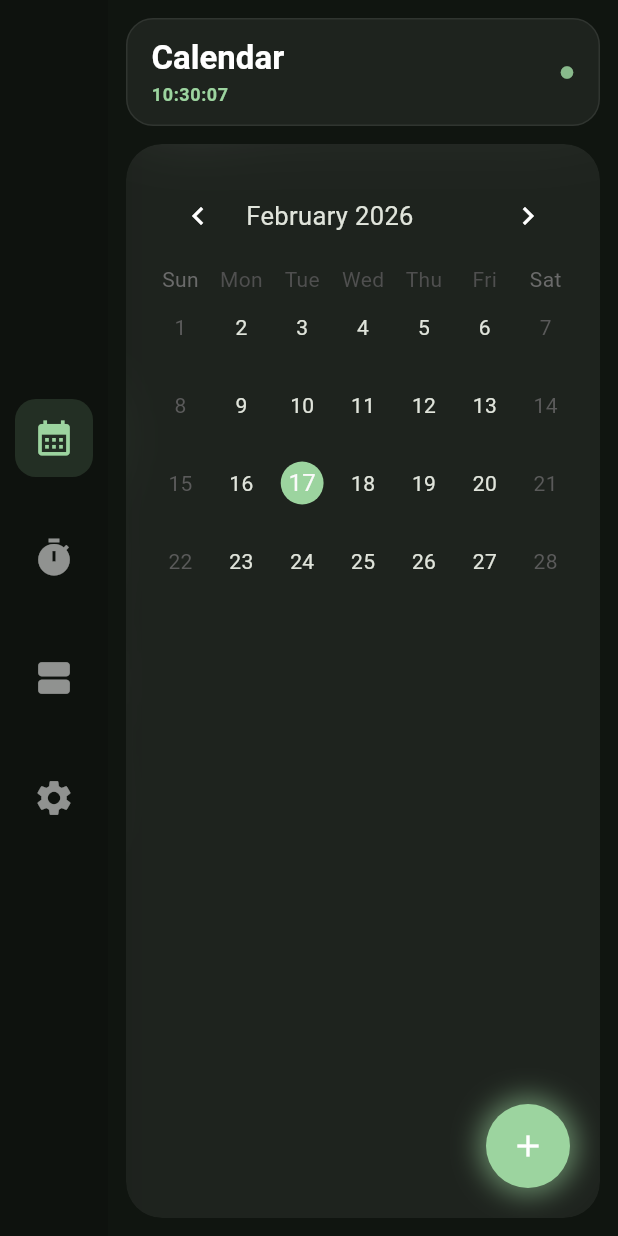
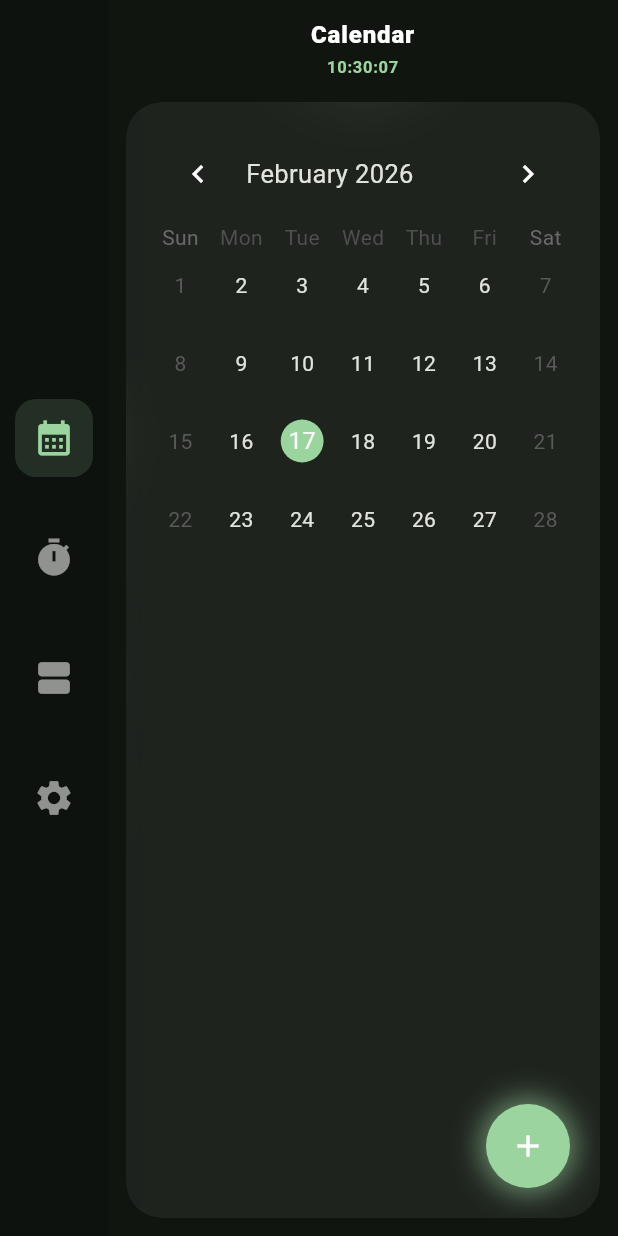
Before and after one commit to arvelyn/nolio, a Flutter app: the screen it shows after launch, on a phone screen of 412 x 824 dp. Run offline on Flutter 3.47's test engine with Material 3 defaults, Android fonts, the phone set to English and light mode, and no system bars; drawn by our look-alikes of flutter_animate, table_calendar; our stand-ins replace sqflite_common_ffi; missing offline and left inert: window_manager; accounts and stored records are empty.

Commit message:
style(shell): center and slim active tab header typography

```diff
--- a/lib/main.dart
+++ b/lib/main.dart
@@ -158,40 +158,36 @@ class _TopBar extends StatelessWidget {
     final timeText =
         '${_two(now.hour)}:${_two(now.minute)}:${_two(now.second)}';
 
-    final bar = Container(
-      margin: const EdgeInsets.fromLTRB(12, 12, 12, 0),
-      padding: const EdgeInsets.symmetric(horizontal: 16, vertical: 12),
-      decoration: BoxDecoration(
-        color: Colors.white.withValues(alpha: 0.06),
-        borderRadius: BorderRadius.circular(18),
-        border: Border.all(color: Colors.white.withValues(alpha: 0.08)),
-      ),
-      child: Row(
-        children: [
-          Column(
-            crossAxisAlignment: CrossAxisAlignment.start,
+    final bar = Padding(
+      padding: const EdgeInsets.fromLTRB(12, 10, 12, 2),
+      child: SizedBox(
+        height: 44,
+        child: Center(
+          child: Column(
+            mainAxisSize: MainAxisSize.min,
             children: [
               Text(
                 title,
-                style: Theme.of(context).textTheme.titleLarge?.copyWith(
-                  fontWeight: FontWeight.w700,
+                textAlign: TextAlign.center,
+                style: Theme.of(context).textTheme.titleMedium?.copyWith(
+                  fontWeight: FontWeight.w800,
+                  letterSpacing: 0.6,
                   color: Colors.white,
                 ),
               ),
-              const SizedBox(height: 2),
+              const SizedBox(height: 1),
               Text(
                 timeText,
-                style: Theme.of(context).textTheme.bodySmall?.copyWith(
+                textAlign: TextAlign.center,
+                style: Theme.of(context).textTheme.labelSmall?.copyWith(
                   color: accent,
                   fontWeight: FontWeight.w600,
-                  letterSpacing: 0.4,
+                  letterSpacing: 0.5,
                 ),
               ),
             ],
           ),
-          const Spacer(),
-          Icon(Icons.circle, size: 10, color: accent.withValues(alpha: 0.85)),
-        ],
+        ),
       ),
     ).animate().fadeIn(duration: 220.ms).slideY(begin: -0.06, duration: 220.ms);
 
```
